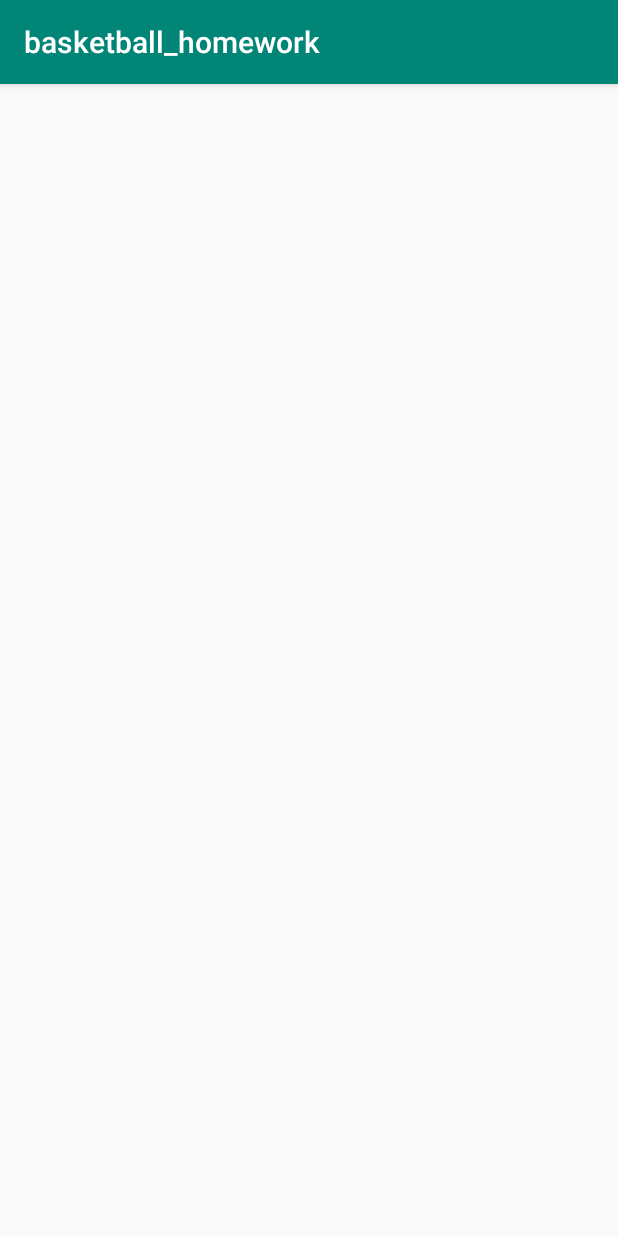
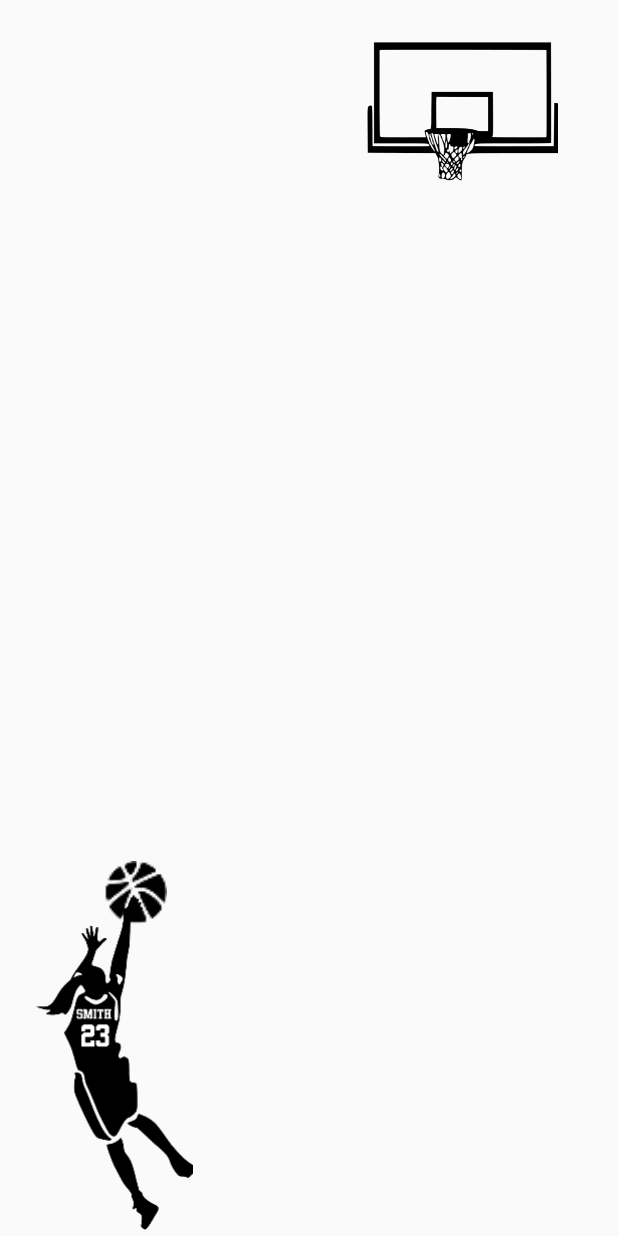
Before and after one commit to polis-mail-ru/basketball_homework, an Android app: the screen it shows after launch (MainActivity), on a phone screen of 412 x 824 dp. Run offline under Robolectric (Android 15) with nearby library versions, the light colour scheme and no system bars.

Commit message:
CustomView, ball throw - work in progress

```diff
--- a/app/src/main/AndroidManifest.xml
+++ b/app/src/main/AndroidManifest.xml
@@ -8,7 +8,7 @@
         android:label="@string/app_name"
         android:roundIcon="@mipmap/ic_launcher_round"
         android:supportsRtl="true"
-        android:theme="@style/AppTheme">
+        android:theme="@style/Theme.AppCompat.Light.NoActionBar">
         <activity android:name=".MainActivity">
             <intent-filter>
                 <action android:name="android.intent.action.MAIN" />
--- /dev/null
+++ b/app/src/main/java/ru/ok/technopolis/basketball/StarScoreView.java
@@ -0,0 +1,72 @@
+package ru.ok.technopolis.basketball;
+
+import android.content.Context;
+import android.graphics.Canvas;
+import android.graphics.Paint;
+import android.graphics.Rect;
+import android.graphics.drawable.Drawable;
+import android.support.annotation.Nullable;
+import android.util.AttributeSet;
+import android.view.View;
+
+public class StarScoreView extends View {
+
+    byte score = 0;
+    byte starCount = 0;
+    boolean isCombo = false;
+
+    int starSide = 0;
+    int offsetStep = 0;
+    Drawable defaultStar = getResources().getDrawable(R.drawable.star_default);
+    Drawable comboStar = getResources().getDrawable(R.drawable.star_combo);
+
+    public StarScoreView(Context context) {
+        super(context, null);
+    }
+
+    public StarScoreView(Context context, @Nullable AttributeSet attrs) {
+        super(context, attrs);
+    }
+
+    public void incrementScore() {
+        System.out.println("kek");
+        if (score == 10)
+            return;
+        score++;
+        starCount++;
+        if (score == 6) {
+            starCount = 1;
+            isCombo = true;
+        }
+        invalidate();
+    }
+
+    public void decrementScore() {
+        System.out.println("kek");
+        if (score == 0)
+            return;
+        score--;
+        starCount--;
+        if (score == 5) {
+            starCount = 5;
+            isCombo = false;
+        }
+        invalidate();
+    }
+
+    @Override
+    protected void onDraw(Canvas canvas) {
+        Drawable star = isCombo ? comboStar : defaultStar;
+        for (int i = 0; i < starCount; i++) {
+            star.setBounds(i * offsetStep, 0, i * offsetStep + starSide, starSide);
+            star.draw(canvas);
+        }
+    }
+
+    @Override
+    protected void onSizeChanged(int w, int h, int oldw, int oldh) {
+        starSide = (int) Math.min(h, w / 5f);
+        offsetStep = w / 5;
+    }
+
+}
--- a/app/src/main/res/layout/activity_main.xml
+++ b/app/src/main/res/layout/activity_main.xml
@@ -6,5 +6,50 @@
     android:layout_height="match_parent"
     tools:context=".MainActivity">
 
+    <ru.ok.technopolis.basketball.StarScoreView
+        android:id="@+id/activity_main__scores"
+        android:layout_width="200dp"
+        android:layout_height="40dp"
+        android:layout_marginStart="12dp"
+        android:layout_marginLeft="12dp"
+        android:layout_marginTop="12dp"
+        app:layout_constraintStart_toStartOf="parent"
+        app:layout_constraintTop_toTopOf="parent" />
+
+    <ImageView
+        android:id="@+id/player"
+        android:layout_width="110dp"
+        android:layout_height="224dp"
+        android:layout_marginEnd="8dp"
+        android:layout_marginRight="8dp"
+        android:layout_marginBottom="4dp"
+        android:src="@drawable/player"
+        app:layout_constraintBottom_toBottomOf="parent"
+        app:layout_constraintEnd_toEndOf="parent"
+        app:layout_constraintHorizontal_bias="0.073"
+        app:layout_constraintStart_toStartOf="parent" />
+
+    <ImageView
+        android:id="@+id/hoop"
+        android:layout_width="wrap_content"
+        android:layout_height="wrap_content"
+        android:layout_marginTop="24dp"
+        android:layout_marginEnd="40dp"
+        android:layout_marginRight="40dp"
+        android:src="@drawable/hoop"
+        app:layout_constraintEnd_toEndOf="parent"
+        app:layout_constraintTop_toTopOf="parent" />
+
+    <ImageView
+        android:id="@+id/ball"
+        android:layout_width="42dp"
+        android:layout_height="42dp"
+        android:layout_marginStart="48dp"
+        android:layout_marginLeft="48dp"
+        android:layout_marginBottom="204dp"
+        android:src="@drawable/ball"
+        app:layout_constraintBottom_toBottomOf="@+id/player"
+        app:layout_constraintStart_toStartOf="@+id/player" />
+
 
 </android.support.constraint.ConstraintLayout>
--- a/build.gradle
+++ b/build.gradle
@@ -7,7 +7,7 @@ buildscript {
 
     }
     dependencies {
-        classpath 'com.android.tools.build:gradle:3.3.2'
+        classpath 'com.android.tools.build:gradle:3.4.0'
 
         // NOTE: Do not place your application dependencies here; they belong
         // in the individual module build.gradle files
```
Also changed, not shown: app/src/main/java/ru/ok/technopolis/basketball/MainActivity.java (+74 -0 lines), app/src/main/res/drawable/star_combo.png (added), app/src/main/res/drawable/star_default.png (added), gradle/wrapper/gradle-wrapper.properties.
